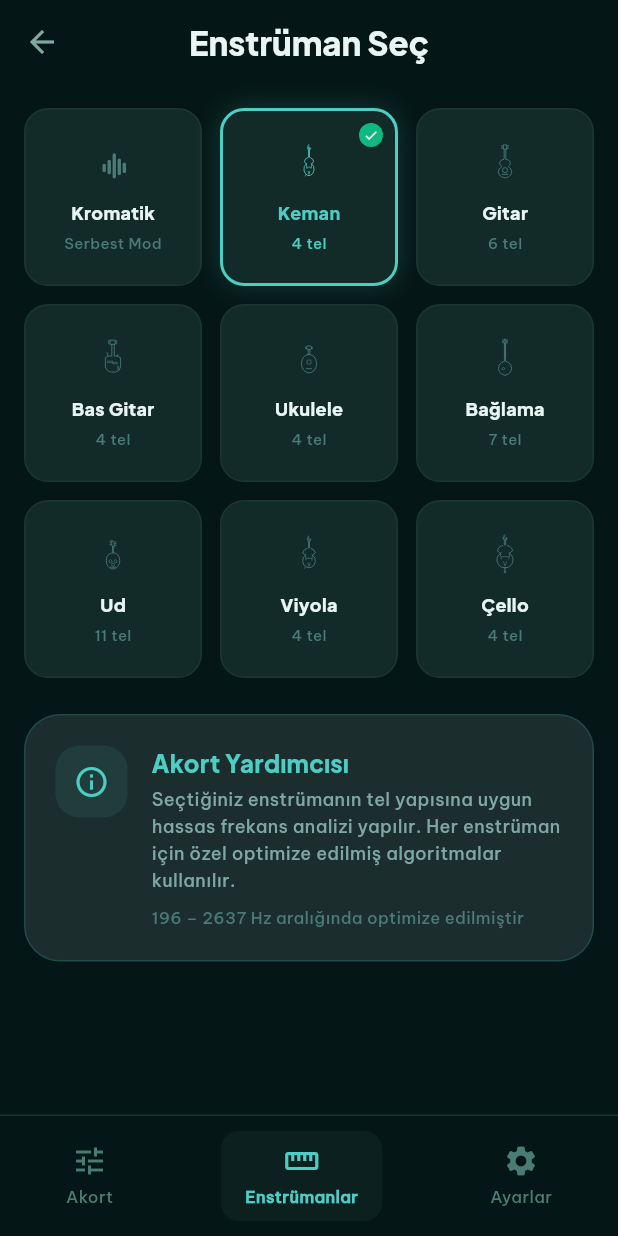
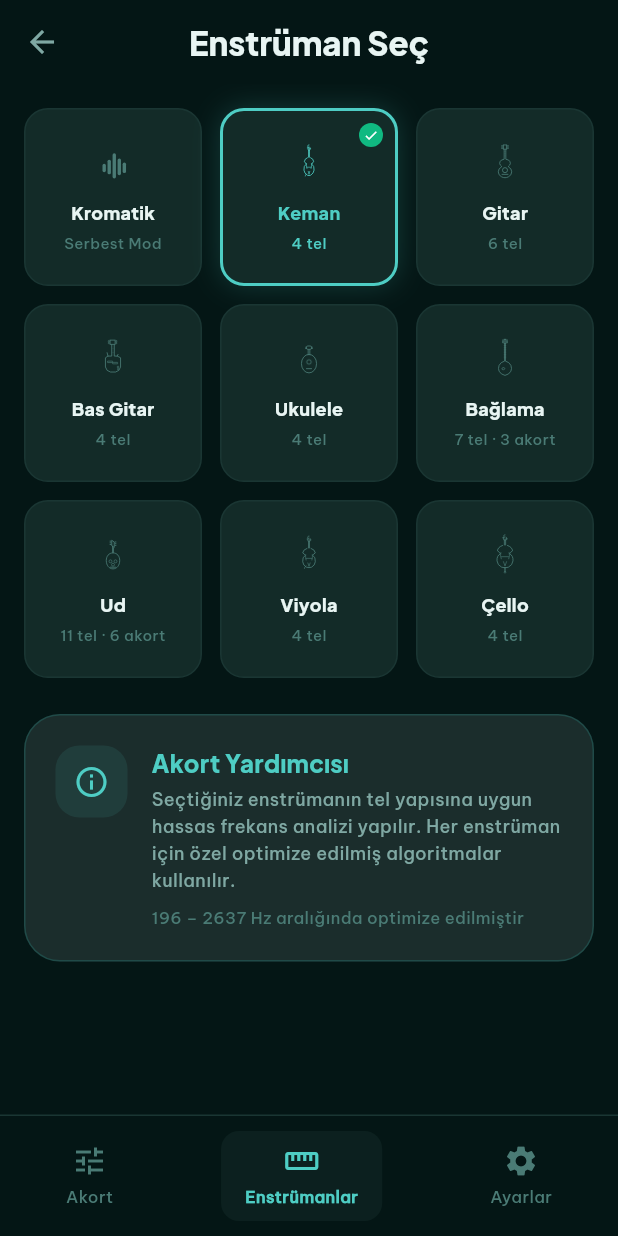
Before and after one commit to aximity/nagme, a Flutter app: the screen it shows after launch, item 2 of the bottom bar chosen, on a phone screen of 412 x 824 dp. Run offline on Flutter 3.47's test engine with Material 3 defaults, Android fonts, the phone set to English and light mode, and no system bars; our stand-ins replace flutter_riverpod, flutter_svg, go_router, just_audio, permission_handler, shared_preferences; missing offline and left inert: flutter_audio_capture, pitch_detector_dart.

Commit message:
fix: ud akordu düzeltme (Türk Klasik) + bağlama Si karar + tel sayısı gösterimi
Co-Authored-By: Claude Opus 4.6 (1M context) <noreply@anthropic.com>

```diff
--- a/lib/models/instrument.dart
+++ b/lib/models/instrument.dart
@@ -148,18 +148,18 @@ abstract final class Instruments {
     iconAsset: 'assets/icons/baglama.svg',
     category: InstrumentCategory.fretted,
     strings: [
-      // Üst grup (2 tel)
+      // Alt tel grubu (3 tel) — Mi/E
+      StringTuning(name: 'E3', frequency: 164.81, octave: 3),
+      StringTuning(name: 'E3', frequency: 164.81, octave: 3),
+      StringTuning(name: 'E3', frequency: 164.81, octave: 3),
+      // Orta tel grubu (2 tel) — La/A
       StringTuning(name: 'A3', frequency: 220.00, octave: 3),
       StringTuning(name: 'A3', frequency: 220.00, octave: 3),
-      // Orta grup (2 tel)
-      StringTuning(name: 'D3', frequency: 146.83, octave: 3),
-      StringTuning(name: 'D4', frequency: 293.66, octave: 4),
-      // Alt grup (3 tel)
-      StringTuning(name: 'G3', frequency: 196.00, octave: 3),
-      StringTuning(name: 'G3', frequency: 196.00, octave: 3),
-      StringTuning(name: 'G4', frequency: 392.00, octave: 4),
+      // Üst tel grubu (2 tel) — Si/B
+      StringTuning(name: 'B3', frequency: 246.94, octave: 3),
+      StringTuning(name: 'B3', frequency: 246.94, octave: 3),
     ],
-    minFrequency: 110.0,
+    minFrequency: 130.0,
     maxFrequency: 1760.0,
     yinThreshold: 0.15,
   );
@@ -170,25 +170,25 @@ abstract final class Instruments {
     iconAsset: 'assets/icons/ud.svg',
     category: InstrumentCategory.fretted,
     strings: [
-      // Kurs 1 (tek tel)
-      StringTuning(name: 'C2', frequency: 65.41, octave: 2),
-      // Kurs 2 (çift tel)
-      StringTuning(name: 'D2', frequency: 73.42, octave: 2),
-      StringTuning(name: 'D2', frequency: 73.42, octave: 2),
+      // Bam teli (tek tel) — Türk Klasik Fa#
+      StringTuning(name: 'F#1', frequency: 46.25, octave: 1),
+      // Kurs 5 (çift tel)
+      StringTuning(name: 'B1', frequency: 61.74, octave: 1),
+      StringTuning(name: 'B1', frequency: 61.74, octave: 1),
+      // Kurs 4 (çift tel)
+      StringTuning(name: 'E2', frequency: 82.41, octave: 2),
+      StringTuning(name: 'E2', frequency: 82.41, octave: 2),
       // Kurs 3 (çift tel)
-      StringTuning(name: 'G2', frequency: 98.00, octave: 2),
-      StringTuning(name: 'G2', frequency: 98.00, octave: 2),
-      // Kurs 4 (çift tel)
       StringTuning(name: 'A2', frequency: 110.00, octave: 2),
       StringTuning(name: 'A2', frequency: 110.00, octave: 2),
-      // Kurs 5 (çift tel)
+      // Kurs 2 (çift tel)
       StringTuning(name: 'D3', frequency: 146.83, octave: 3),
       StringTuning(name: 'D3', frequency: 146.83, octave: 3),
-      // Kurs 6 (çift tel)
+      // Kurs 1 (çift tel)
       StringTuning(name: 'G3', frequency: 196.00, octave: 3),
       StringTuning(name: 'G3', frequency: 196.00, octave: 3),
     ],
-    minFrequency: 73.0,
+    minFrequency: 46.0,
     maxFrequency: 880.0,
     yinThreshold: 0.16,
   );
--- a/lib/screens/instruments_screen.dart
+++ b/lib/screens/instruments_screen.dart
@@ -60,7 +60,12 @@ class InstrumentsScreen extends ConsumerWidget {
 
   String _stringCount(Instrument instrument) {
     if (instrument.id == 'chromatic') return 'Serbest Mod';
-    return '${instrument.strings.length} tel';
+    final totalStrings = instrument.strings.length;
+    final uniqueNotes = instrument.strings.map((s) => s.name).toSet().length;
+    if (totalStrings == uniqueNotes) {
+      return '$totalStrings tel';
+    }
+    return '$totalStrings tel · $uniqueNotes akort';
   }
 
   Widget _buildInstrumentCard(
```
